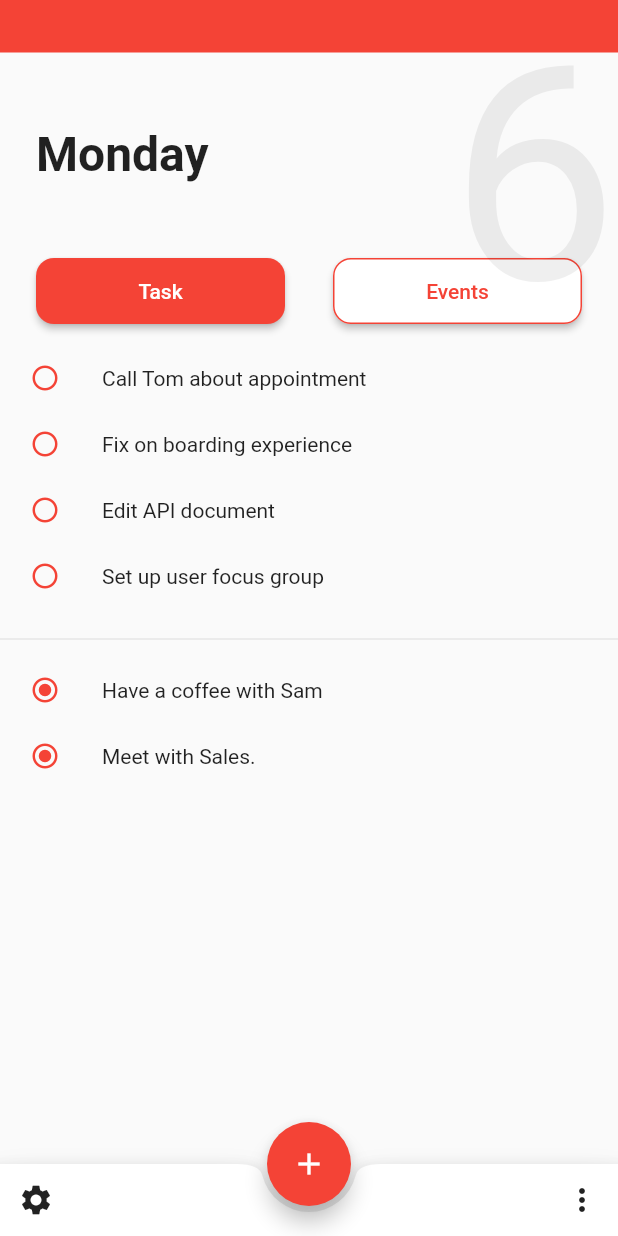
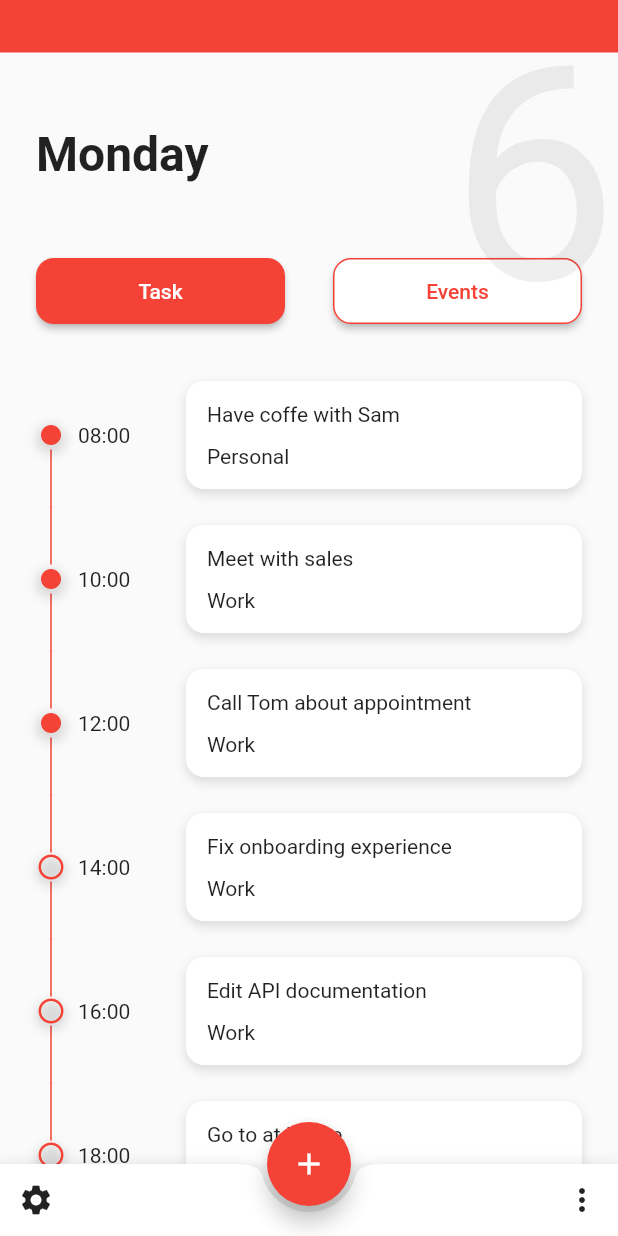
Before and after one commit to hmtri-it/TodoApp, a Flutter app: the screen it shows after launch, on a phone screen of 412 x 824 dp. Run offline on Flutter 3.47's test engine with Material 2 defaults, Android fonts, the phone set to English and light mode, and no system bars.

Commit message:
Create UI Events

```diff
--- a/todo_app/lib/main.dart
+++ b/todo_app/lib/main.dart
@@ -1,4 +1,5 @@
 import 'package:flutter/material.dart';
+import 'package:todo_app/pages/event_page.dart';
 
 void main() => runApp(MyApp());
 
@@ -75,55 +76,8 @@ class _MyHomePageState extends State<MyHomePage> {
           padding: const EdgeInsets.all(24.0),
           child: _button(context),
         ),
-        _taskUncomplete("Call Tom about appointment"),
-        _taskUncomplete("Fix on boarding experience"),
-        _taskUncomplete("Edit API document"),
-        _taskUncomplete("Set up user focus group"),
-        Divider(),
-        SizedBox(
-          height: 16,
-        ),
-        _taskComplete("Have a coffee with Sam"),
-        _taskComplete("Meet with Sales.")
+        Expanded(child: EventPage())
       ],
-    );
-  }
-
-  Widget _taskUncomplete(String task) {
-    return Padding(
-      padding: const EdgeInsets.only(left: 20.0, bottom: 24.0),
-      child: Row(
-        children: <Widget>[
-          Icon(
-            Icons.radio_button_unchecked,
-            color: Theme.of(context).accentColor,
-            size: 20,
-          ),
-          SizedBox(
-            width: 28,
-          ),
-          Text(task)
-        ],
-      ),
-    );
-  }
-
-  Widget _taskComplete(String task) {
-    return Padding(
-      padding: const EdgeInsets.only(left: 20.0, bottom: 24.0),
-      child: Row(
-        children: <Widget>[
-          Icon(
-            Icons.radio_button_checked,
-            color: Theme.of(context).accentColor,
-            size: 20,
-          ),
-          SizedBox(
-            width: 28,
-          ),
-          Text(task)
-        ],
-      ),
     );
   }
 
--- /dev/null
+++ b/todo_app/lib/pages/event_page.dart
@@ -0,0 +1,167 @@
+import 'package:flutter/material.dart';
+
+class EventPage extends StatefulWidget {
+  @override
+  _EventPageState createState() => _EventPageState();
+}
+
+class Event {
+  final String time;
+  final String task;
+  final String desc;
+  final bool isFinish;
+
+  Event(this.time, this.task, this.desc, this.isFinish);
+}
+
+final List<Event> _eventList = [
+  new Event("08:00", "Have coffe with Sam", "Personal", true),
+  new Event("10:00", "Meet with sales", "Work", true),
+  new Event("12:00", "Call Tom about appointment", "Work", true),
+  new Event("14:00", "Fix onboarding experience", "Work", false),
+  new Event("16:00", "Edit API documentation", "Work", false),
+  new Event("18:00", "Go to at Home", "Personal", false),
+];
+
+class _EventPageState extends State<EventPage> {
+  @override
+  Widget build(BuildContext context) {
+    double iconSize = 20;
+    return ListView.builder(
+      itemCount: _eventList.length,
+      padding: const EdgeInsets.all(0),
+      itemBuilder: (context, index) {
+        return Padding(
+          padding: const EdgeInsets.only(left: 24.0, right: 24.0),
+          child: Row(
+            children: <Widget>[
+              Container(
+                  decoration: IconDecoration(
+                      iconSize: iconSize,
+                      lineWidth: 1,
+                      firstData: index == 0 ?? true,
+                      lastData: index == _eventList.length - 1 ?? true),
+                  child: Container(
+                    decoration: BoxDecoration(
+                        borderRadius: BorderRadius.all(Radius.circular(50)),
+                        boxShadow: [
+                          BoxShadow(
+                              offset: Offset(0, 3),
+                              color: Color(0x20000000),
+                              blurRadius: 5)
+                        ]),
+                    child: Icon(
+                        _eventList[index].isFinish
+                            ? Icons.fiber_manual_record
+                            : Icons.radio_button_unchecked,
+                        size: iconSize,
+                        color: Theme.of(context).accentColor),
+                  )),
+              Container(
+                  width: 80,
+                  child: Padding(
+                      padding: const EdgeInsets.only(left: 8.0),
+                      child: Text(_eventList[index].time))),
+              Expanded(
+                child: Padding(
+                  padding: const EdgeInsets.only(top: 12.0, bottom: 12.0),
+                  child: Container(
+                    padding: const EdgeInsets.all(14.0),
+                    decoration: BoxDecoration(
+                        color: Colors.white,
+                        borderRadius: BorderRadius.all(Radius.circular(12)),
+                        boxShadow: [
+                          BoxShadow(
+                              color: Color(0x20000000),
+                              blurRadius: 5,
+                              offset: Offset(0, 3))
+                        ]),
+                    child: Column(
+                      crossAxisAlignment: CrossAxisAlignment.start,
+                      children: <Widget>[
+                        Text(_eventList[index].task),
+                        SizedBox(
+                          height: 12,
+                        ),
+                        Text(_eventList[index].desc)
+                      ],
+                    ),
+                  ),
+                ),
+              )
+            ],
+          ),
+        );
+      },
+    );
+  }
+}
+
+class IconDecoration extends Decoration {
+  final double iconSize;
+  final double lineWidth;
+  final bool firstData;
+  final bool lastData;
+
+  IconDecoration({
+    @required double iconSize,
+    @required double lineWidth,
+    @required bool firstData,
+    @required bool lastData,
+  })  : this.iconSize = iconSize,
+        this.lineWidth = lineWidth,
+        this.firstData = firstData,
+        this.lastData = lastData;
+
+  @override
+  BoxPainter createBoxPainter([onChanged]) {
+    // TODO: implement createBoxPainter
+    return IconLine(
+        iconSize: iconSize,
+        lineWidth: lineWidth,
+        firstData: firstData,
+        lastData: lastData);
+  }
+}
+
+class IconLine extends BoxPainter {
+  final double iconSize;
+  final bool firstData;
+  final bool lastData;
+
+  final Paint paintLine;
+
+  IconLine({
+    @required double iconSize,
+    @required double lineWidth,
+    @required bool firstData,
+    @required bool lastData,
+  })  : this.iconSize = iconSize,
+        this.firstData = firstData,
+        this.lastData = lastData,
+        paintLine = Paint()
+          ..color = Colors.red
+          ..strokeCap = StrokeCap.round
+          ..strokeWidth = lineWidth
+          ..style = PaintingStyle.stroke;
+
+  @override
+  void paint(Canvas canvas, Offset offset, ImageConfiguration configuration) {
+    // TODO: implement paint
+    final leftOffset = Offset((iconSize / 2) + 24, offset.dy);
+    final double iconSpace = iconSize / 2;
+
+    final Offset top = configuration.size.topLeft(Offset(leftOffset.dx, 0.0));
+    final Offset centerTop = configuration.size
+        .centerLeft(Offset(leftOffset.dx, leftOffset.dy - iconSpace));
+
+    final Offset centerBottom = configuration.size
+        .centerLeft(Offset(leftOffset.dx, leftOffset.dy + iconSpace));
+    final Offset end =
+        configuration.size.bottomLeft(Offset(leftOffset.dx, leftOffset.dy * 2));
+
+    if (!firstData) canvas.drawLine(top, centerTop, paintLine);
+
+    if (!lastData) canvas.drawLine(centerBottom, end, paintLine);
+  }
+}
```
Also changed, not shown: todo_app/lib/pages/tasks_page.dart (added, +73 -0 lines), screens/Screenshot_1563900887.png (added), 1 other file.
